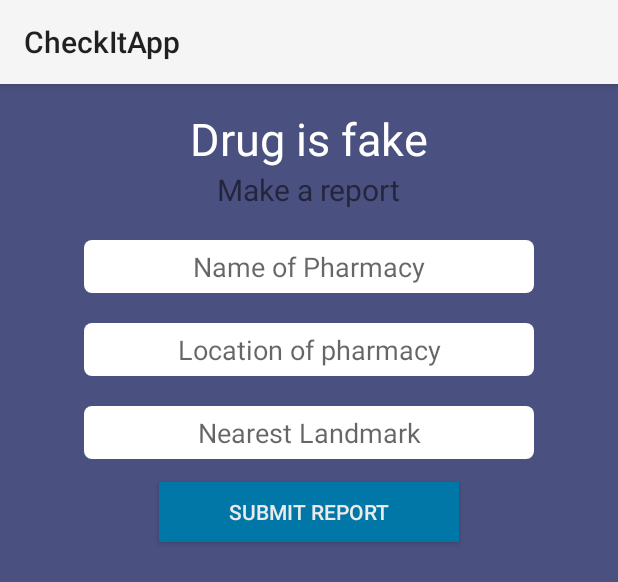
After one commit to snamoah/checkit_android, an Android app: the layout fake_drug_layout.xml on its own in the app's theme, with its tools: preview values and no code run, on a phone screen of 412 x 824 dp. The commit adds this screen. Shown: the top 582 px of the screen. Run offline under Robolectric (Android 15) with nearby library versions, the phone set to English and light mode, and no system bars; network calls fail.

Commit message:
Created Report for fake drugs

```diff
--- a/CheckItApp/app/src/main/AndroidManifest.xml
+++ b/CheckItApp/app/src/main/AndroidManifest.xml
@@ -33,5 +33,9 @@
     </application>
 
     <uses-permission android:name="android.permission.INTERNET" />
-
+    <uses-permission android:name="com.checkitapp.googlemaps.permission.MAPS_RECEIVE" android:protectionLevel="signature"></uses-permission>
+   <!-- <uses-permission android:name="com.checkitapp.googlemaps.permission.MAPS_RECEIVE"></uses-permission> -->
+    <uses-permission android:name="android.permission.ACCESS_COARSE_LOCATION"></uses-permission>
+    <uses-permission android:name="android.permission.ACCESS_FINE_LOCATION"></uses-permission>
+    <uses-permission android:name="android.permission.WRITE_EXTERNAL_STORAGE"></uses-permission>
 </manifest>
--- a/CheckItApp/app/src/main/java/app/checkitapp/com/checkitapp/IntroActivityFragmentOne.java
+++ b/CheckItApp/app/src/main/java/app/checkitapp/com/checkitapp/IntroActivityFragmentOne.java
@@ -76,7 +76,10 @@ public class IntroActivityFragmentOne extends Fragment {
         signup.setOnClickListener(new View.OnClickListener() {
             @Override
             public void onClick(View view) {
-                fo.getActivity().getSupportFragmentManager().beginTransaction().add(R.id.pager, new IntroActivityFragmentFour()).commit();
+                fo.getActivity().getSupportFragmentManager()
+                        .beginTransaction().add(R.id.pager, new IntroActivityFragmentFour())
+                        .addToBackStack(null)
+                        .commit();
             }
         });
         return rootView;
--- a/CheckItApp/app/src/main/res/layout/activity_main_fragment_one.xml
+++ b/CheckItApp/app/src/main/res/layout/activity_main_fragment_one.xml
@@ -8,7 +8,6 @@
     <LinearLayout
         android:layout_width="fill_parent"
         android:layout_height="wrap_content"
-        android:layout_gravity="center"
         android:orientation="vertical">
 
         <ImageView
--- /dev/null
+++ b/CheckItApp/app/src/main/res/layout/fake_drug_layout.xml
@@ -0,0 +1,76 @@
+<?xml version="1.0" encoding="utf-8"?>
+
+<LinearLayout xmlns:android="http://schemas.android.com/apk/res/android"
+    android:orientation="vertical" android:layout_width="match_parent"
+    android:paddingBottom="@dimen/activity_vertical_margin"
+    android:paddingRight="@dimen/activity_horizontal_margin"
+    android:paddingLeft="@dimen/activity_horizontal_margin"
+    android:paddingTop="@dimen/activity_vertical_margin"
+    android:layout_height="match_parent"
+    style="@style/DialogTheme">
+
+    <TextView
+        android:layout_width="wrap_content"
+        android:layout_height="wrap_content"
+        android:layout_gravity="center_horizontal"
+        android:textColor="@color/white"
+        android:textSize="30dp"
+        android:text="Drug is fake"/>
+
+    <TextView
+        android:layout_width="wrap_content"
+        android:layout_height="wrap_content"
+        android:layout_gravity="center_horizontal"
+        android:text="Make a report"
+        android:textSize="20dp"/>
+
+    <EditText
+        android:layout_width="wrap_content"
+        android:layout_height="35dp"
+        android:minWidth="300dp"
+        android:id="@+id/pharmacy_name"
+        android:layout_gravity="center_horizontal"
+        android:gravity="center"
+        android:hint="Name of Pharmacy"
+        android:background="@drawable/txtbox"
+        android:singleLine="true"
+        android:padding="5dp"
+        android:layout_marginTop="20dp"/>
+
+    <EditText
+        android:layout_width="wrap_content"
+        android:layout_height="35dp"
+        android:minWidth="300dp"
+        android:id="@+id/pharmacy_location"
+        android:layout_gravity="center_horizontal"
+        android:gravity="center"
+        android:hint="Location of pharmacy"
+        android:background="@drawable/txtbox"
+        android:singleLine="true"
+        android:padding="5dp"
+        android:layout_marginTop="20dp"/>
+
+    <EditText
+        android:layout_width="wrap_content"
+        android:layout_height="35dp"
+        android:minWidth="300dp"
+        android:id="@+id/nearest_landmark"
+        android:layout_gravity="center_horizontal"
+        android:gravity="center"
+        android:hint="Nearest Landmark"
+        android:background="@drawable/txtbox"
+        android:singleLine="true"
+        android:padding="5dp"
+        android:layout_marginTop="20dp"/>
+
+    <Button
+        android:layout_width="200dp"
+        android:layout_height="40dp"
+        android:text="Submit Report"
+        android:textColor="@color/white_grey"
+        android:background="@drawable/button_state"
+        android:id="@+id/submit_report"
+        android:layout_marginTop="15dp"
+        android:layout_below="@+id/codeBox"
+        android:layout_gravity="center"/>
+</LinearLayout>
--- a/CheckItApp/app/src/main/res/layout/verify_form_logged_in_layout.xml
+++ b/CheckItApp/app/src/main/res/layout/verify_form_logged_in_layout.xml
@@ -4,7 +4,6 @@
     android:layout_width="fill_parent"
     android:layout_height="fill_parent"
     android:id="@+id/verify_layout_logged_in"
-    android:layout_below="@+id/imageView1"
     android:layout_centerHorizontal="true">
 
     <TextView
--- a/CheckItApp/app/src/main/res/values/color.xml
+++ b/CheckItApp/app/src/main/res/values/color.xml
@@ -4,6 +4,7 @@
     <color name="grey">#7A7A7A</color>
     <color name="white_grey">#EBEBEB</color>
     <color name="background">#0044AA</color>
+    <color name="dialog_background">#b3000a4d</color>
     <color name="bluelight">#449DEF</color>
     <color name="bluedark">#2F6699</color>
     <color name="blueink">#0077A7</color>
--- a/CheckItApp/app/src/main/res/values/styles.xml
+++ b/CheckItApp/app/src/main/res/values/styles.xml
@@ -16,4 +16,8 @@
         <item name="background">@color/checkit_blue</item>
         <item name="icon">@drawable/logo1</item>
     </style>
+
+    <style name="DialogTheme" parent="Base.Theme.AppCompat.Light.Dialog">
+        <item name="android:background">@color/dialog_background</item>
+    </style>
 </resources>
```
Also changed, not shown: CheckItApp/app/src/main/java/app/checkitapp/com/checkitapp/ServerAccess.java (+28 -14 lines), 1 other file.
